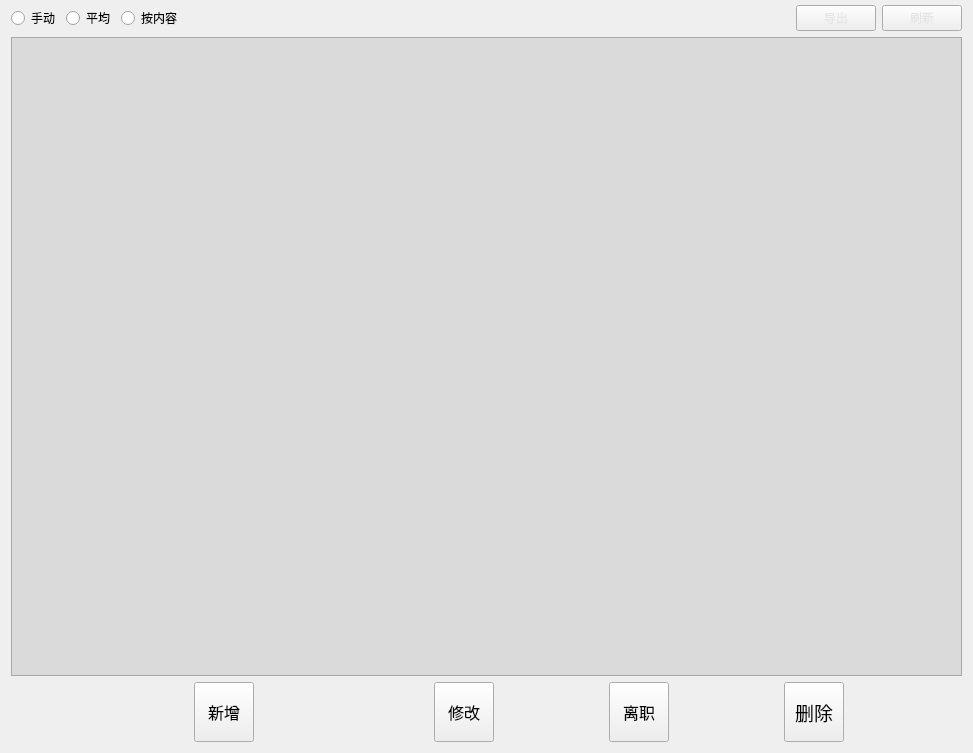
Above: Qt/ERP/personmanager.ui from superp2017/NTERP before the change. Below: the same form after it.
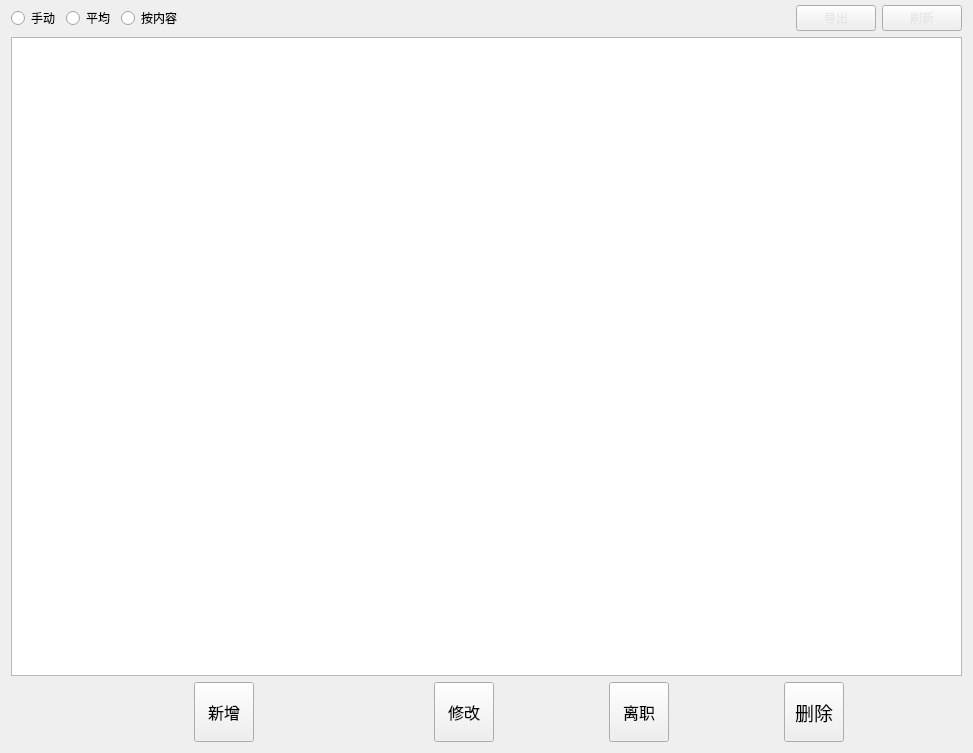
That is the form after the change. Custom widgets are drawn as their Qt base class.

```diff
--- a/Qt/ERP/personmanager.ui
+++ b/Qt/ERP/personmanager.ui
@@ -78,7 +78,7 @@
    <item row="1" column="0">
     <widget class="userTable" name="tableWidget">
      <property name="styleSheet">
-      <string notr="true">background-color: rgb(218, 218, 218);</string>
+      <string notr="true"/>
      </property>
     </widget>
    </item>
```
Left out of the diff: 2 changed lines with no effect on the pictures.
